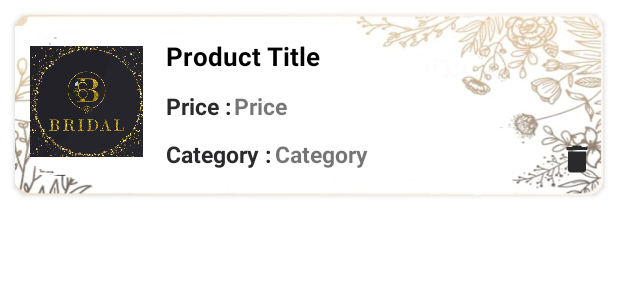
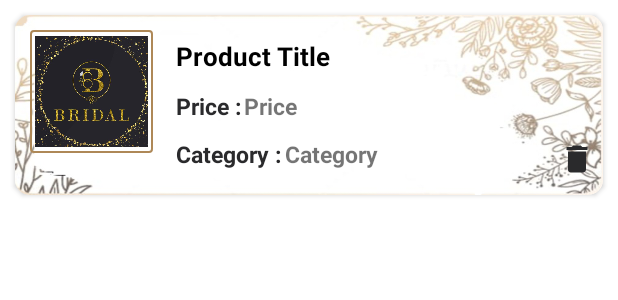
Before and after one commit to mokeshawy/Bridal, an Android app: the layout product_for_user_list.xml on its own in the app's theme, with its tools: preview values and no code run, on a phone screen of 412 x 824 dp. Shown: the top 300 px of the screen. Run offline under Robolectric (Android 15) with nearby library versions, the phone set to English and light mode, and no system bars.

```diff
--- a/app/src/main/java/com/example/bridal/ui/activits/NotificationActivity.kt
+++ b/app/src/main/java/com/example/bridal/ui/activits/NotificationActivity.kt
@@ -27,9 +27,10 @@ class NotificationActivity : AppCompatActivity(){
         super.onCreate(savedInstanceState)
         binding = DataBindingUtil.setContentView(this, R.layout.activity_notification)
 
+        // hide action bar.
+        supportActionBar!!.hide()
 
         FirebaseMessaging.getInstance().subscribeToTopic(Constants.TOPIC)
-
         binding.btnSend.setOnClickListener {
             val title   = binding.etTitle.text.toString()
             val message = binding.etMessage.text.toString()
--- a/app/src/main/java/com/example/bridal/ui/addproductfragment/AddProductViewModel.kt
+++ b/app/src/main/java/com/example/bridal/ui/addproductfragment/AddProductViewModel.kt
@@ -52,7 +52,7 @@ class AddProductViewModel : ViewModel(){
             Constants.showErrorSnackBar(context.resources.getString((R.string.err_validate_product_description)), true , context , view)
         }else{
             val myPreference = context.getSharedPreferences(Constants.USERS_SHARED_KEY,Context.MODE_PRIVATE)
-            val userName     =      "${myPreference!!.getString(Constants.FIRST_NAME_KEY,"")}"+
+            val userName     =      "${myPreference!!.getString(Constants.FIRST_NAME_KEY,"") }"+
                                     "${myPreference!!.getString(Constants.LAST_NAME_KEY,"")}"
             progressBar.visibility = View.VISIBLE
             val pushKey = productReference.push().key
--- a/app/src/main/java/com/example/bridal/util/Constants.kt
+++ b/app/src/main/java/com/example/bridal/util/Constants.kt
@@ -110,6 +110,9 @@ object  Constants {
     // Room Database table name
     const val DATA_BASE_NAME = "Bridal"
 
+    // rating bar kay.
+    const val RATING_KEY = "rating"
+
 
     const val BASE_URL = "https://fcm.googleapis.com"
     const val SERVER_KEY = "AAAAK-YrOaw:APA91bGFxpYR6PfoxSR5Govy6E7XV6XtUd1UU75zI0h1EfUcimjFnN7hKITNLY40-ttM-YYlPJqTJUMrNSCgeJpe1mui2mhPtiM3x4DGvbX3cBxtKbLfFDCy8rJFXcORZnZC54P23d4a"
--- a/app/src/main/res/layout/product_for_user_list.xml
+++ b/app/src/main/res/layout/product_for_user_list.xml
@@ -29,12 +29,17 @@
                 app:layout_constraintTop_toTopOf="parent"
                 tools:ignore="ExtraText">
 
-                <ImageView
-                    android:id="@+id/icon"
-                    android:layout_width="75dp"
-                    android:layout_height="75dp"
-                    android:src="@drawable/bridicon"
-                    android:layout_marginTop="10dp"/>
+                <LinearLayout
+                    android:layout_width="wrap_content"
+                    android:layout_height="wrap_content"
+                    android:padding="3dp"
+                    android:background="@drawable/border_background">
+                    <ImageView
+                        android:id="@+id/iv_icon_product"
+                        android:layout_width="75dp"
+                        android:layout_height="75dp"
+                        android:src="@drawable/bridicon" />
+                </LinearLayout>
 
 
                 <LinearLayout
```
Also changed, not shown: app/src/main/java/com/example/bridal/adapter/ProductForUserAdapter.kt (+6 -3 lines), app/src/main/java/com/example/bridal/ui/productdetails/ProductDetailsFragment.kt (+22 -0 lines), app/src/main/res/layout/fragment_product_details.xml (+19 -2 lines).
